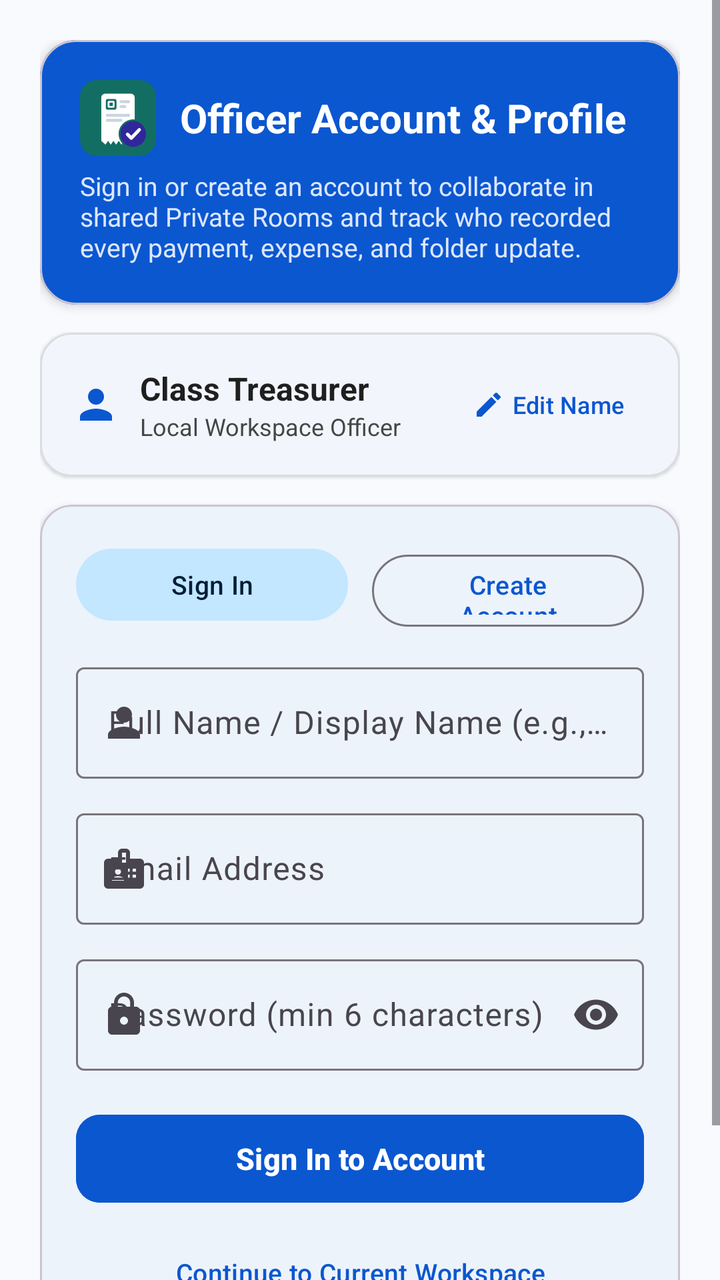
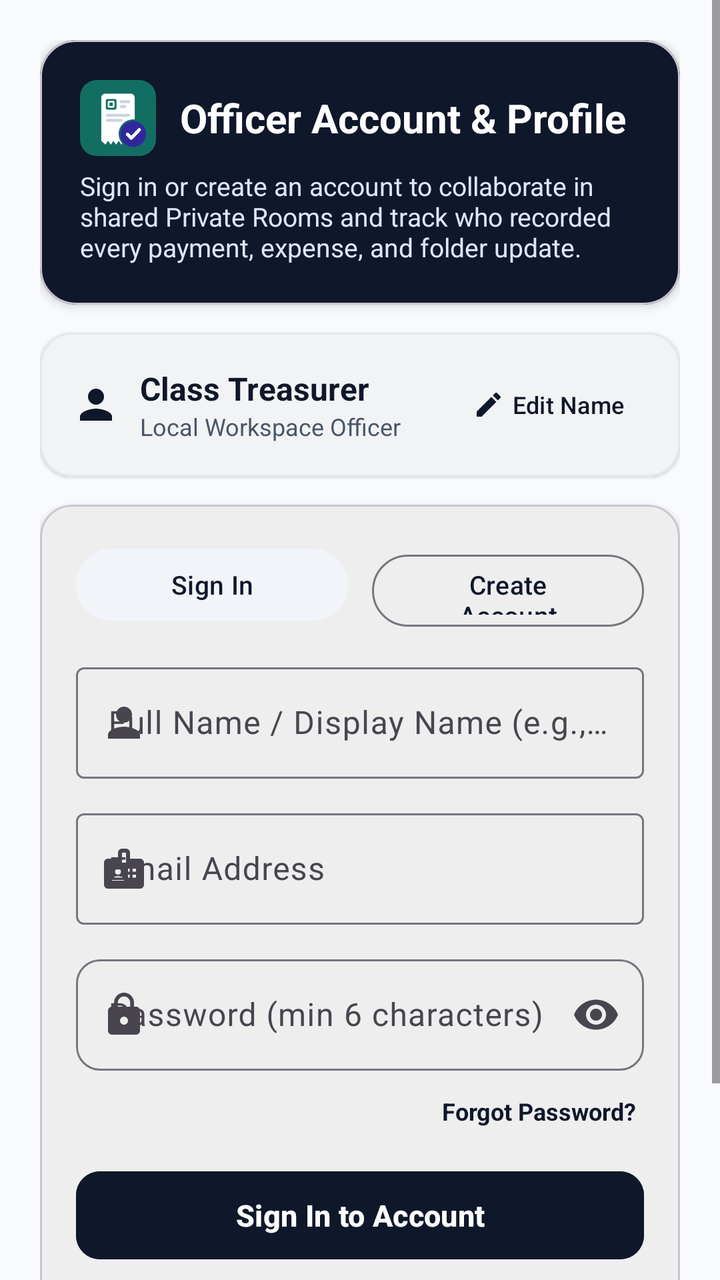

Before-and-after screenshots of an Android layout around one commit, followed by the original layout XML and the change that was made.
<!-- AndroidManifest.xml: application theme Theme.QR_PaymentScan_Cash_N_Online -->
<!-- res/layout/activity_auth.xml -->
<?xml version="1.0" encoding="utf-8"?>
<ScrollView xmlns:android="http://schemas.android.com/apk/res/android"
    xmlns:app="http://schemas.android.com/apk/res-auto"
    android:id="@+id/authRoot"
    android:layout_width="match_parent"
    android:layout_height="match_parent"
    android:background="@color/surface_background"
    android:fillViewport="true">

    <LinearLayout
        android:layout_width="match_parent"
        android:layout_height="wrap_content"
        android:orientation="vertical"
        android:padding="20dp">

        
        <com.google.android.material.card.MaterialCardView
            android:layout_width="match_parent"
            android:layout_height="wrap_content"
            app:cardBackgroundColor="@color/brand_primary"
            app:cardCornerRadius="18dp"
            app:cardElevation="3dp">

            <LinearLayout
                android:layout_width="match_parent"
                android:layout_height="wrap_content"
                android:orientation="vertical"
                android:padding="20dp">

                <LinearLayout
                    android:layout_width="match_parent"
                    android:layout_height="wrap_content"
                    android:gravity="center_vertical"
                    android:orientation="horizontal">

                    <ImageView
                        android:layout_width="38dp"
                        android:layout_height="38dp"
                        android:contentDescription="@string/app_name"
                        android:src="@drawable/ic_app_logo" />

                    <TextView
                        android:layout_width="0dp"
                        android:layout_height="wrap_content"
                        android:layout_marginStart="12dp"
                        android:layout_weight="1"
                        android:text="Officer Account &amp; Profile"
                        android:textColor="@color/white"
                        android:textSize="20sp"
                        android:textStyle="bold" />
                </LinearLayout>

                <TextView
                    android:layout_width="match_parent"
                    android:layout_height="wrap_content"
                    android:layout_marginTop="6dp"
                    android:text="Sign in or create an account to collaborate in shared Private Rooms and track who recorded every payment, expense, and folder update."
                    android:textColor="#DCE7FF"
                    android:textSize="13sp" />
            </LinearLayout>
        </com.google.android.material.card.MaterialCardView>

        
        <com.google.android.material.card.MaterialCardView
            android:id="@+id/cardCurrentProfile"
            android:layout_width="match_parent"
            android:layout_height="wrap_content"
            android:layout_marginTop="14dp"
            app:cardBackgroundColor="@color/white"
            app:cardCornerRadius="16dp"
            app:cardElevation="1dp"
            app:strokeColor="@color/divider_color"
            app:strokeWidth="1dp">

            <LinearLayout
                android:layout_width="match_parent"
                android:layout_height="wrap_content"
                android:orientation="vertical"
                android:padding="16dp">

                <LinearLayout
                    android:layout_width="match_parent"
                    android:layout_height="wrap_content"
                    android:gravity="center_vertical"
                    android:orientation="horizontal">

                    <ImageView
                        android:layout_width="24dp"
                        android:layout_height="24dp"
                        android:src="@drawable/ic_person"
                        app:tint="@color/brand_primary" />

                    <LinearLayout
                        android:layout_width="0dp"
                        android:layout_height="wrap_content"
                        android:layout_marginStart="10dp"
                        android:layout_weight="1"
                        android:orientation="vertical">

                        <TextView
                            android:id="@+id/tvCurrentUserName"
                            android:layout_width="wrap_content"
                            android:layout_height="wrap_content"
                            android:text="Class Treasurer"
                            android:textColor="@color/text_primary"
                            android:textSize="16sp"
                            android:textStyle="bold" />

                        <TextView
                            android:id="@+id/tvCurrentUserEmail"
                            android:layout_width="wrap_content"
                            android:layout_height="wrap_content"
                            android:text="Local Workspace Officer"
                            android:textColor="@color/text_secondary"
                            android:textSize="12sp" />
                    </LinearLayout>

                    <com.google.android.material.button.MaterialButton
                        android:id="@+id/btnEditDisplayName"
                        style="@style/Widget.Material3.Button.TextButton"
                        android:layout_width="wrap_content"
                        android:layout_height="40dp"
                        android:text="Edit Name"
                        android:textAllCaps="false"
                        android:textColor="@color/brand_primary"
                        android:textSize="12sp"
                        app:icon="@drawable/ic_edit"
                        app:iconSize="16dp"
                        app:iconTint="@color/brand_primary" />
                </LinearLayout>

                <com.google.android.material.button.MaterialButton
                    android:id="@+id/btnSignOut"
                    style="@style/Widget.Material3.Button.OutlinedButton"
                    android:layout_width="match_parent"
                    android:layout_height="44dp"
                    android:layout_marginTop="10dp"
                    android:text="Sign Out of Cloud Account"
                    android:textAllCaps="false"
                    android:textColor="@color/status_void_red"
                    android:textSize="13sp"
                    android:visibility="gone"
                    app:icon="@drawable/ic_logout"
                    app:iconSize="18dp"
                    app:iconTint="@color/status_void_red"
                    app:strokeColor="@color/status_void_red" />
            </LinearLayout>
        </com.google.android.material.card.MaterialCardView>

        
        <com.google.android.material.card.MaterialCardView
            android:layout_width="match_parent"
            android:layout_height="wrap_content"
            android:layout_marginTop="14dp"
            app:cardBackgroundColor="@color/white"
            app:cardCornerRadius="16dp"
            app:cardElevation="2dp">

            <LinearLayout
                android:layout_width="match_parent"
                android:layout_height="wrap_content"
                android:orientation="vertical"
                android:padding="18dp">

                
                <LinearLayout
                    android:layout_width="match_parent"
                    android:layout_height="wrap_content"
                    android:orientation="horizontal">

                    <com.google.android.material.button.MaterialButton
                        android:id="@+id/btnTabSignIn"
                        style="@style/Widget.Material3.Button.TonalButton"
                        android:layout_width="0dp"
                        android:layout_height="44dp"
                        android:layout_marginEnd="6dp"
                        android:layout_weight="1"
                        android:text="Sign In"
                        android:textAllCaps="false"
                        android:textSize="13sp" />

                    <com.google.android.material.button.MaterialButton
                        android:id="@+id/btnTabCreateAccount"
                        style="@style/Widget.Material3.Button.OutlinedButton"
                        android:layout_width="0dp"
                        android:layout_height="44dp"
                        android:layout_marginStart="6dp"
                        android:layout_weight="1"
                        android:text="Create Account"
                        android:textAllCaps="false"
                        android:textSize="13sp" />
                </LinearLayout>

                <com.google.android.material.textfield.TextInputLayout
                    android:id="@+id/tilAuthFullName"
                    style="@style/Widget.Material3.TextInputLayout.OutlinedBox"
                    android:layout_width="match_parent"
                    android:layout_height="wrap_content"
                    android:layout_marginTop="14dp"
                    android:hint="Full Name / Display Name (e.g., Maria Santos)"
                    app:startIconDrawable="@drawable/ic_person">

                    <com.google.android.material.textfield.TextInputEditText
                        android:id="@+id/etAuthFullName"
                        android:layout_width="match_parent"
                        android:layout_height="wrap_content"
                        android:inputType="textPersonName|textCapWords"
                        android:maxLines="1" />
                </com.google.android.material.textfield.TextInputLayout>

                <com.google.android.material.textfield.TextInputLayout
                    android:id="@+id/tilAuthEmail"
                    style="@style/Widget.Material3.TextInputLayout.OutlinedBox"
                    android:layout_width="match_parent"
                    android:layout_height="wrap_content"
                    android:layout_marginTop="12dp"
                    android:hint="Email Address"
                    app:startIconDrawable="@drawable/ic_badge">

                    <com.google.android.material.textfield.TextInputEditText
                        android:id="@+id/etAuthEmail"
                        android:layout_width="match_parent"
                        android:layout_height="wrap_content"
                        android:inputType="textEmailAddress"
                        android:maxLines="1" />
                </com.google.android.material.textfield.TextInputLayout>

                <com.google.android.material.textfield.TextInputLayout
                    android:id="@+id/tilAuthPassword"
                    style="@style/Widget.Material3.TextInputLayout.OutlinedBox"
                    android:layout_width="match_parent"
                    android:layout_height="wrap_content"
                    android:layout_marginTop="12dp"
                    android:hint="Password (min 6 characters)"
                    app:endIconMode="password_toggle"
                    app:startIconDrawable="@drawable/ic_lock">

                    <com.google.android.material.textfield.TextInputEditText
                        android:id="@+id/etAuthPassword"
                        android:layout_width="match_parent"
                        android:layout_height="wrap_content"
                        android:inputType="textPassword"
                        android:maxLines="1" />
                </com.google.android.material.textfield.TextInputLayout>

                <com.google.android.material.button.MaterialButton
                    android:id="@+id/btnSubmitAuth"
                    android:layout_width="match_parent"
                    android:layout_height="52dp"
                    android:layout_marginTop="18dp"
                    android:backgroundTint="@color/brand_primary"
                    android:text="Sign In to Account"
                    android:textAllCaps="false"
                    android:textColor="@color/white"
                    android:textSize="15sp"
                    android:textStyle="bold"
                    app:cornerRadius="12dp" />

                <com.google.android.material.button.MaterialButton
                    android:id="@+id/btnContinueWorkspace"
                    style="@style/Widget.Material3.Button.TextButton"
                    android:layout_width="match_parent"
                    android:layout_height="46dp"
                    android:layout_marginTop="8dp"
                    android:text="Continue to Current Workspace"
                    android:textAllCaps="false"
                    android:textColor="@color/brand_primary"
                    android:textSize="13sp" />
            </LinearLayout>
        </com.google.android.material.card.MaterialCardView>

        <TextView
            android:layout_width="match_parent"
            android:layout_height="wrap_content"
            android:layout_marginTop="16dp"
            android:gravity="center"
            android:letterSpacing="0.03"
            android:text="@string/trademark_credit"
            android:textColor="@color/text_secondary"
            android:textSize="11sp"
            android:textStyle="bold" />
    </LinearLayout>
</ScrollView>
<!-- resources referenced by this layout -->
<resources>
  <color name="brand_primary">#FF0B57D0</color>
  <color name="divider_color">#FFDADCE0</color>
  <color name="status_void_red">#FFB3261E</color>
  <color name="surface_background">#FFF8FAFD</color>
  <color name="text_primary">#FF1F1F1F</color>
  <color name="text_secondary">#FF444746</color>
  <color name="white">#FFFFFFFF</color>
  <!-- drawable ic_edit (drawable) -->
  <vector xmlns:android="http://schemas.android.com/apk/res/android"
      android:width="24dp"
      android:height="24dp"
      android:viewportWidth="24"
      android:viewportHeight="24">
      <path
          android:fillColor="#000000"
          android:pathData="M3,17.25V21h3.75L17.81,9.94l-3.75,-3.75L3,17.25zM20.71,7.04c0.39,-0.39 0.39,-1.02 0,-1.41l-2.34,-2.34c-0.39,-0.39 -1.02,-0.39 -1.41,0l-1.83,1.83 3.75,3.75 1.83,-1.83z" />
  </vector>
  <!-- drawable ic_lock (drawable) -->
  <vector xmlns:android="http://schemas.android.com/apk/res/android"
      android:width="24dp"
      android:height="24dp"
      android:viewportWidth="24"
      android:viewportHeight="24">
      <path
          android:fillColor="#000000"
          android:pathData="M18,8h-1V6c0,-2.76 -2.24,-5 -5,-5S7,3.24 7,6v2H6c-1.1,0 -2,0.9 -2,2v10c0,1.1 0.9,2 2,2h12c1.1,0 2,-0.9 2,-2V10c0,-1.1 -0.9,-2 -2,-2zM12,17c-1.1,0 -2,-0.9 -2,-2s0.9,-2 2,-2 2,0.9 2,2 -0.9,2 -2,2zM15.1,8H8.9V6c0,-1.71 1.39,-3.1 3.1,-3.1 1.71,0 3.1,1.39 3.1,3.1v2z" />
  </vector>
  <!-- drawable ic_logout (drawable) -->
  <vector xmlns:android="http://schemas.android.com/apk/res/android"
      android:width="24dp"
      android:height="24dp"
      android:viewportWidth="24"
      android:viewportHeight="24">
      <path
          android:fillColor="#000000"
          android:pathData="M17,7l-1.41,1.41L18.17,11H8v2h10.17l-2.58,2.58L17,17l5,-5zM4,5h8V3H4c-1.1,0 -2,0.9 -2,2v14c0,1.1 0.9,2 2,2h8v-2H4V5z" />
  </vector>
  <!-- drawable ic_person (drawable) -->
  <vector xmlns:android="http://schemas.android.com/apk/res/android"
      android:width="24dp"
      android:height="24dp"
      android:viewportWidth="24"
      android:viewportHeight="24">
      <path
          android:fillColor="#000000"
          android:pathData="M12,12c2.21,0 4,-1.79 4,-4s-1.79,-4 -4,-4 -4,1.79 -4,4 1.79,4 4,4zM12,14c-2.67,0 -8,1.34 -8,4v2h16v-2c0,-2.66 -5.33,-4 -8,-4z" />
  </vector>
  <string name="app_name">Student QR Payment Tracker</string>
  <string name="trademark_credit">This was made by Azuraken_05</string>
  <style name="Theme.QR_PaymentScan_Cash_N_Online" parent="Base.Theme.QR_PaymentScan_Cash_N_Online" />
  <color name="primary">#FF0B57D0</color>
  <color name="on_primary">#FFFFFFFF</color>
  <color name="primary_container">#FFD3E3FD</color>
  <color name="on_primary_container">#FF041E49</color>
  <color name="secondary">#FF00639B</color>
  <color name="on_secondary">#FFFFFFFF</color>
  <color name="secondary_container">#FFC2E7FF</color>
  <color name="on_secondary_container">#FF001D35</color>
  <color name="background_surface">#FFF8FAFD</color>
  <color name="card_surface">#FFFFFFFF</color>
  <!-- unchanged entries left out for length: 3 -->
</resources>

<!-- the commit's change to res/layout/activity_auth.xml (unified diff, before → after) -->
@@ -232,6 +232,12 @@
                     android:layout_height="wrap_content"
                     android:layout_marginTop="12dp"
                     android:hint="Password (min 6 characters)"
+                    app:boxCornerRadiusBottomEnd="12dp"
+                    app:boxCornerRadiusBottomStart="12dp"
+                    app:boxCornerRadiusTopEnd="12dp"
+                    app:boxCornerRadiusTopStart="12dp"
+                    app:endIconContentDescription="Toggle password visibility"
+                    app:endIconDrawable="@drawable/ic_visibility"
                     app:endIconMode="password_toggle"
                     app:startIconDrawable="@drawable/ic_lock">
 
@@ -243,11 +249,24 @@
                         android:maxLines="1" />
                 </com.google.android.material.textfield.TextInputLayout>
 
+                <TextView
+                    android:id="@+id/btnForgotPassword"
+                    android:layout_width="wrap_content"
+                    android:layout_height="wrap_content"
+                    android:layout_gravity="end"
+                    android:layout_marginTop="8dp"
+                    android:background="?attr/selectableItemBackground"
+                    android:padding="4dp"
+                    android:text="Forgot Password?"
+                    android:textColor="@color/brand_primary"
+                    android:textSize="12sp"
+                    android:textStyle="bold" />
+
                 <com.google.android.material.button.MaterialButton
                     android:id="@+id/btnSubmitAuth"
                     android:layout_width="match_parent"
                     android:layout_height="52dp"
-                    android:layout_marginTop="18dp"
+                    android:layout_marginTop="14dp"
                     android:backgroundTint="@color/brand_primary"
                     android:text="Sign In to Account"
                     android:textAllCaps="false"
<!-- resource entries referenced after the edit -->
@@ -1,11 +1,11 @@
 <!-- resources referenced by this layout -->
 <resources>
-  <color name="brand_primary">#FF0B57D0</color>
-  <color name="divider_color">#FFDADCE0</color>
-  <color name="status_void_red">#FFB3261E</color>
-  <color name="surface_background">#FFF8FAFD</color>
-  <color name="text_primary">#FF1F1F1F</color>
-  <color name="text_secondary">#FF444746</color>
+  <color name="brand_primary">#FF0F172A</color>
+  <color name="divider_color">#FFE2E8F0</color>
+  <color name="status_void_red">#FFDC2626</color>
+  <color name="surface_background">#FFF8FAFC</color>
+  <color name="text_primary">#FF0F172A</color>
+  <color name="text_secondary">#FF475569</color>
   <color name="white">#FFFFFFFF</color>
   <!-- drawable ic_edit (drawable) -->
   <vector xmlns:android="http://schemas.android.com/apk/res/android"
@@ -47,18 +47,28 @@
           android:fillColor="#000000"
           android:pathData="M12,12c2.21,0 4,-1.79 4,-4s-1.79,-4 -4,-4 -4,1.79 -4,4 1.79,4 4,4zM12,14c-2.67,0 -8,1.34 -8,4v2h16v-2c0,-2.66 -5.33,-4 -8,-4z" />
   </vector>
+  <!-- drawable ic_visibility (drawable) -->
+  <vector xmlns:android="http://schemas.android.com/apk/res/android"
+      android:width="24dp"
+      android:height="24dp"
+      android:viewportWidth="24"
+      android:viewportHeight="24">
+    <path
+        android:fillColor="@color/text_secondary"
+        android:pathData="M12,4.5C7,4.5 2.73,7.61 1,12c1.73,4.39 6,7.5 11,7.5s9.27,-3.11 11,-7.5c-1.73,-4.39 -6,-7.5 -11,-7.5zM12,17c-2.76,0 -5,-2.24 -5,-5s2.24,-5 5,-5 5,2.24 5,5 -2.24,5 -5,5zM12,9c-1.66,0 -3,1.34 -3,3s1.34,3 3,3 3,-1.34 3,-3 -1.34,-3 -3,-3z"/>
+  </vector>
   <string name="app_name">Student QR Payment Tracker</string>
   <string name="trademark_credit">This was made by Azuraken_05</string>
   <style name="Theme.QR_PaymentScan_Cash_N_Online" parent="Base.Theme.QR_PaymentScan_Cash_N_Online" />
-  <color name="primary">#FF0B57D0</color>
+  <color name="primary">#FF0F172A</color>
   <color name="on_primary">#FFFFFFFF</color>
-  <color name="primary_container">#FFD3E3FD</color>
-  <color name="on_primary_container">#FF041E49</color>
-  <color name="secondary">#FF00639B</color>
+  <color name="primary_container">#FFE2E8F0</color>
+  <color name="on_primary_container">#FF0F172A</color>
+  <color name="secondary">#FF334155</color>
   <color name="on_secondary">#FFFFFFFF</color>
-  <color name="secondary_container">#FFC2E7FF</color>
-  <color name="on_secondary_container">#FF001D35</color>
-  <color name="background_surface">#FFF8FAFD</color>
+  <color name="secondary_container">#FFF1F5F9</color>
+  <color name="on_secondary_container">#FF0F172A</color>
+  <color name="background_surface">#FFF8FAFC</color>
   <color name="card_surface">#FFFFFFFF</color>
   <!-- unchanged entries left out for length: 3 -->
 </resources>
